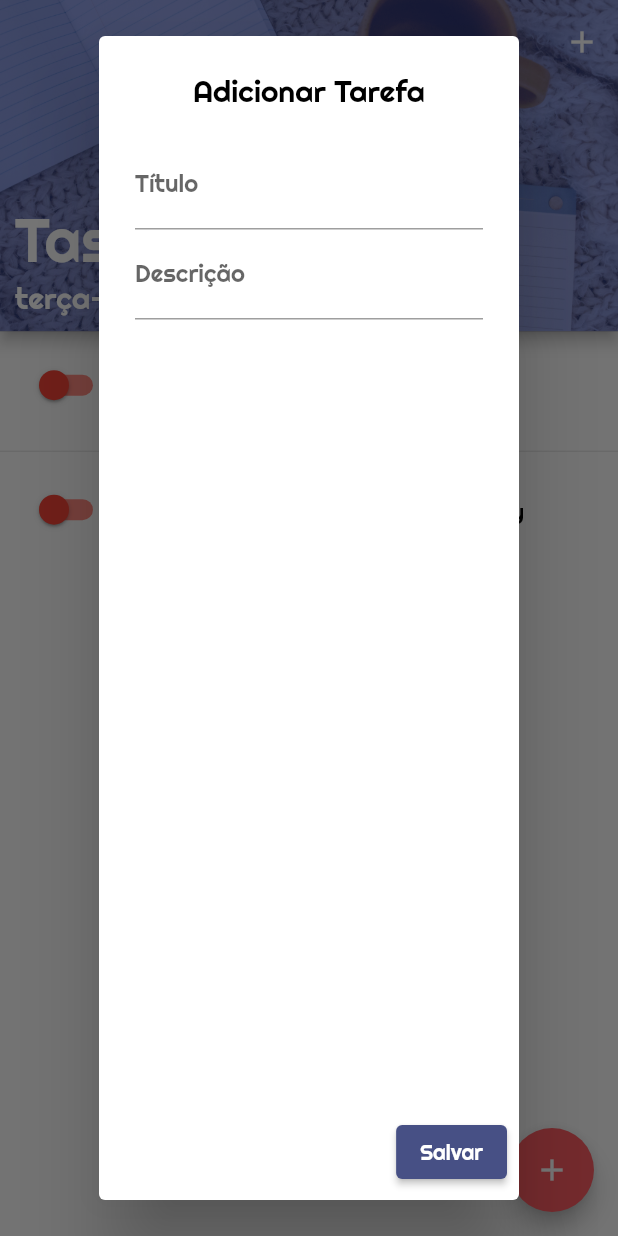
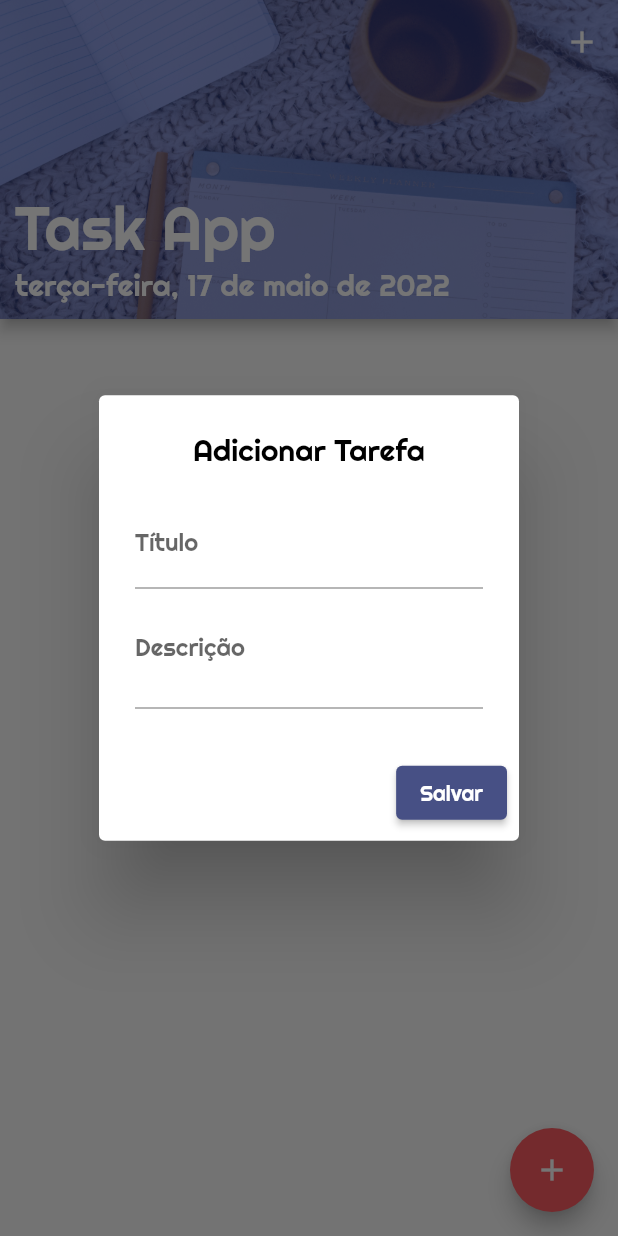
Before and after one commit to LeandroSimo/task-app, a Flutter app: the screen it shows after launch, after a tap on the "add" icon, on a phone screen of 412 x 824 dp. Run offline on Flutter 3.47's test engine with Material 2 defaults, Android fonts, the phone set to English and light mode, and no system bars; project files that could hold a hidden picture were left out.

Commit message:
Add New Tasks

```diff
--- a/lib/widgets/home.dart
+++ b/lib/widgets/home.dart
@@ -16,13 +16,7 @@ class Home extends StatefulWidget {
 }
 
 class _HomeState extends State<Home> {
-  final List<Task> _listTask = [
-    Task("Compras", "Comprar Notebook", false),
-    Task(
-        "Compras",
-        "Comprar Monitor, Lorem Ipsum is simply dummy text of the printing and typesetting industry. Lorem Ipsum has been the industry's standard dummy text ever since the 1500s, when an unknown printer took a galley of type and scrambled it to make a type specimen book.",
-        false),
-  ];
+  final List<Task> _listTask = [];
 
   void _handleSwitchChange(int index, bool value) {
     setState(() {
@@ -30,11 +24,10 @@ class _HomeState extends State<Home> {
     });
   }
 
-  _handleAddPress() {
-    showDialog(
-      context: context,
-      builder: (_) => NewTaskDialog(),
-    );
+  void _saveTask(Task task) {
+    setState(() {
+      _listTask.add(task);
+    });
   }
 
   @override
@@ -43,11 +36,18 @@ class _HomeState extends State<Home> {
     final _mediaQuery = MediaQuery.of(context);
     final _isPortrait = _mediaQuery.orientation == Orientation.portrait;
     final _landscapeHeigth = _mediaQuery.size.height * 0.18;
-    final _portraitHeigth = _mediaQuery.size.height * 0.2;
+    final _portraitHeigth = _mediaQuery.size.height * 0.19;
 
     final _appBarHeigth = _isPortrait ? _portraitHeigth : _landscapeHeigth;
 
-    _appBar(BuildContext context) {
+    _handleAddPress() {
+      showDialog(
+        context: context,
+        builder: (_) => NewTaskDialog(_saveTask),
+      );
+    }
+
+    _appBar() {
       return AppBar(
         bottom: PreferredSize(
           child: Padding(
@@ -95,7 +95,7 @@ class _HomeState extends State<Home> {
     }
 
     return Scaffold(
-      appBar: _appBar(context),
+      appBar: _appBar(),
       body: ListTask(_listTask, _handleSwitchChange, _isPortrait),
       floatingActionButton: FloatingActionButton(
         onPressed: _handleAddPress,
--- a/lib/widgets/new_task_dialog.dart
+++ b/lib/widgets/new_task_dialog.dart
@@ -1,8 +1,13 @@
 import 'package:flutter/cupertino.dart';
 
 import 'package:flutter/material.dart';
+import 'package:task_app/models/task.dart';
 
 class NewTaskDialog extends StatelessWidget {
+  final Function _saveTask;
+
+  NewTaskDialog(this._saveTask);
+
   static final _controllerTitle = TextEditingController();
   static final _controllerDescription = TextEditingController();
 
@@ -17,10 +22,24 @@ class NewTaskDialog extends StatelessWidget {
     decoration: InputDecoration(
       labelText: "Descrição",
     ),
+    minLines: 2,
+    maxLines: 10,
   );
 
   @override
   Widget build(BuildContext context) {
+    void _handleSave() {
+      final Task task = Task(
+        _controllerTitle.text,
+        _controllerDescription.text,
+        false,
+      );
+      _controllerTitle.clear();
+      _controllerDescription.clear();
+      _saveTask(task);
+      Navigator.of(context).pop();
+    }
+
     return AlertDialog(
       title: Center(
         child: Text(
@@ -32,6 +51,7 @@ class NewTaskDialog extends StatelessWidget {
         ),
       ),
       content: Column(
+        mainAxisSize: MainAxisSize.min,
         children: [
           _title,
           _description,
@@ -39,7 +59,7 @@ class NewTaskDialog extends StatelessWidget {
       ),
       actions: [
         ElevatedButton(
-          onPressed: () {},
+          onPressed: _handleSave,
           child: Text("Salvar"),
         ),
       ],
```
